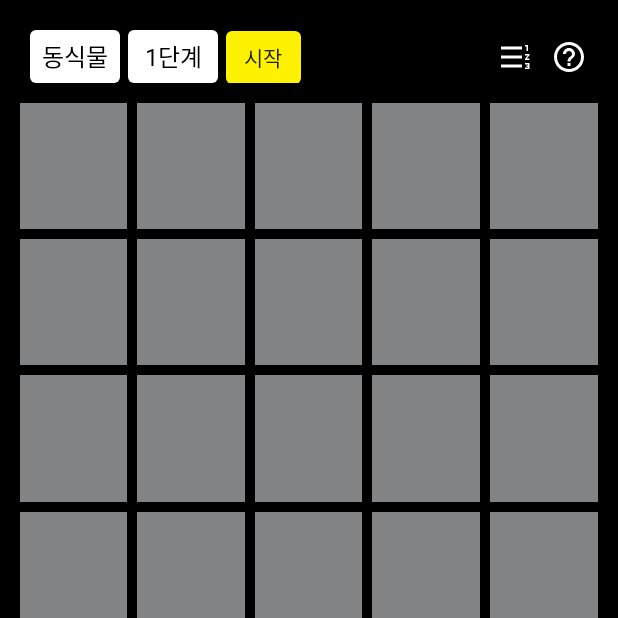
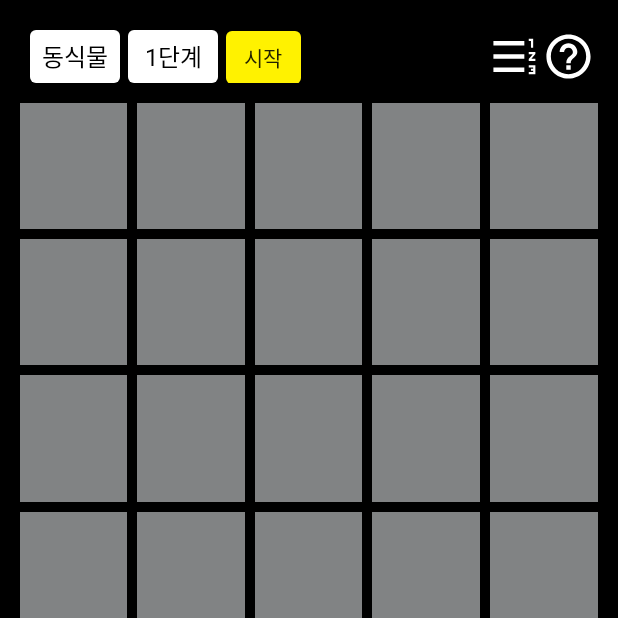
Before and after one commit to nagosoo/WORDLE, an Android app: the screen it shows after launch (MainActivity), on a phone screen of 412 x 824 dp, the top half of it. Run offline under Robolectric (Android 15) with nearby library versions, the phone set to English and light mode, and no system bars.

```diff
--- a/app/build.gradle
+++ b/app/build.gradle
@@ -33,6 +33,7 @@ android {
     kotlinOptions {
         jvmTarget = '1.8'
     }
+    namespace 'com.example.wordle'
 }
 
 dependencies {
--- a/app/src/main/AndroidManifest.xml
+++ b/app/src/main/AndroidManifest.xml
@@ -1,6 +1,5 @@
 <?xml version="1.0" encoding="utf-8"?>
-<manifest xmlns:android="http://schemas.android.com/apk/res/android"
-    package="com.example.wordle">
+<manifest xmlns:android="http://schemas.android.com/apk/res/android">
 
     <uses-permission android:name="android.permission.INTERNET"/>
     <uses-feature android:name="android.hardware.screen.portrait"/>
--- a/app/src/main/res/drawable/ic_baseline_format_list_numbered_rtl_24.xml
+++ b/app/src/main/res/drawable/ic_baseline_format_list_numbered_rtl_24.xml
@@ -1,10 +1,10 @@
 <vector xmlns:android="http://schemas.android.com/apk/res/android"
     android:width="24dp"
     android:height="24dp"
+    android:tint="@color/white"
     android:viewportWidth="24"
-    android:viewportHeight="24"
-    android:tint="@color/white">
-  <path
-      android:fillColor="@android:color/white"
-      android:pathData="M18,17h2v0.5h-1v1h1v0.5h-2v1h3v-4h-3zM19,8h1L20,4h-2v1h1zM18,11h1.8L18,13.1v0.9h3v-1h-1.8l1.8,-2.1L21,10h-3zM2,5h14v2L2,7zM2,17h14v2L2,19zM2,11h14v2L2,13z"/>
+    android:viewportHeight="24">
+    <path
+        android:fillColor="@android:color/white"
+        android:pathData="M18,17h2v0.5h-1v1h1v0.5h-2v1h3v-4h-3zM19,8h1L20,4h-2v1h1zM18,11h1.8L18,13.1v0.9h3v-1h-1.8l1.8,-2.1L21,10h-3zM2,5h14v2L2,7zM2,17h14v2L2,19zM2,11h14v2L2,13z" />
 </vector>
--- a/app/src/main/res/layout/activity_main.xml
+++ b/app/src/main/res/layout/activity_main.xml
@@ -52,13 +52,13 @@
             android:layout_weight="1" />
 
         <androidx.appcompat.widget.AppCompatImageButton
+            android:background="@null"
+            android:adjustViewBounds="true"
+            android:scaleType="fitXY"
             android:id="@+id/imageStatistics"
             android:layout_width="35dp"
             android:layout_height="35dp"
             android:backgroundTint="@color/black"
-            android:minWidth="0dp"
-            android:minHeight="0dp"
-            android:scaleType="center"
             android:src="@drawable/ic_baseline_format_list_numbered_rtl_24" />
 
         <androidx.appcompat.widget.AppCompatImageButton
@@ -67,9 +67,11 @@
             android:layout_height="35dp"
             android:layout_marginEnd="5dp"
             android:backgroundTint="@color/black"
+            android:background="@null"
             android:minWidth="0dp"
             android:minHeight="0dp"
-            android:scaleType="center"
+            android:adjustViewBounds="true"
+            android:scaleType="fitXY"
             android:src="@drawable/ic_baseline_help_outline_24" />
 
     </androidx.appcompat.widget.LinearLayoutCompat>
--- a/build.gradle
+++ b/build.gradle
@@ -1,7 +1,7 @@
 // Top-level build file where you can add configuration options common to all sub-projects/modules.
 plugins {
-    id 'com.android.application' version '7.1.2' apply false
-    id 'com.android.library' version '7.1.2' apply false
+    id 'com.android.application' version '7.1.3' apply false
+    id 'com.android.library' version '7.1.3' apply false
     id 'org.jetbrains.kotlin.android' version '1.6.10' apply false
 }
 
```
Also changed, not shown: app/src/main/java/com/example/wordle/MainActivity.kt (+11 -21 lines), app/src/main/java/com/example/wordle/Util.kt (+7 -9 lines).
